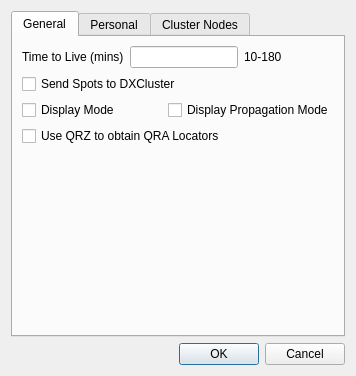
Before: the Qt Designer form mqt/MqtCluster/setupdialog.ui in Rsclub22/Minos2-Mirror, drawn with Qt 5.
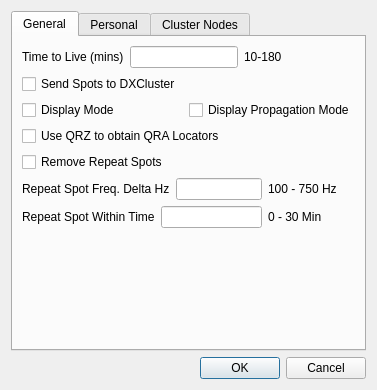
After: the same form once the commit is applied. Custom widgets are drawn as their Qt base class.

Commit message: experimental filtering of repeat spots in cluster server

What changed in the file:
```diff
--- a/mqt/MqtCluster/setupdialog.ui
+++ b/mqt/MqtCluster/setupdialog.ui
@@ -6,8 +6,8 @@
    <rect>
     <x>0</x>
     <y>0</y>
-    <width>356</width>
-    <height>376</height>
+    <width>377</width>
+    <height>390</height>
    </rect>
   </property>
   <property name="windowTitle">
@@ -90,6 +90,81 @@
          </property>
         </widget>
        </item>
+       <item>
+        <widget class="QCheckBox" name="removeRepeatSpotsCheckBox">
+         <property name="text">
+          <string>Remove Repeat Spots</string>
+         </property>
+        </widget>
+       </item>
+       <item>
+        <layout class="QHBoxLayout" name="horizontalLayout_9">
+         <item>
+          <widget class="QLabel" name="repeatSpotFreqDeltaLabel">
+           <property name="text">
+            <string>Repeat Spot Freq. Delta Hz</string>
+           </property>
+          </widget>
+         </item>
+         <item>
+          <widget class="QLineEdit" name="repeatSpotFreqDeltaLineEdit"/>
+         </item>
+         <item>
+          <widget class="QLabel" name="repeatSpotRangeLabel">
+           <property name="text">
+            <string>100 - 750 Hz</string>
+           </property>
+          </widget>
+         </item>
+         <item>
+          <spacer name="horizontalSpacer_2">
+           <property name="orientation">
+            <enum>Qt::Horizontal</enum>
+           </property>
+           <property name="sizeHint" stdset="0">
+            <size>
+             <width>40</width>
+             <height>20</height>
+            </size>
+           </property>
+          </spacer>
+         </item>
+        </layout>
+       </item>
+       <item>
+        <layout class="QHBoxLayout" name="horizontalLayout_8">
+         <item>
+          <widget class="QLabel" name="repeatSpotTimeLabel">
+           <property name="text">
+            <string>Repeat Spot Within Time</string>
+           </property>
+          </widget>
+         </item>
+         <item>
+          <widget class="QLineEdit" name="repeatSpotWithinTimeLineEdit"/>
+         </item>
+         <item>
+          <widget class="QLabel" name="repeatSpotFreqDeltaRangeLabel">
+           <property name="text">
+            <string>0 - 30 Min</string>
+           </property>
+          </widget>
+         </item>
+         <item>
+          <spacer name="horizontalSpacer_3">
+           <property name="orientation">
+            <enum>Qt::Horizontal</enum>
+           </property>
+           <property name="sizeHint" stdset="0">
+            <size>
+             <width>40</width>
+             <height>20</height>
+            </size>
+           </property>
+          </spacer>
+         </item>
+        </layout>
+       </item>
        <item>
         <spacer name="verticalSpacer_2">
          <property name="orientation">
```
The commit also changes 6 other files.
